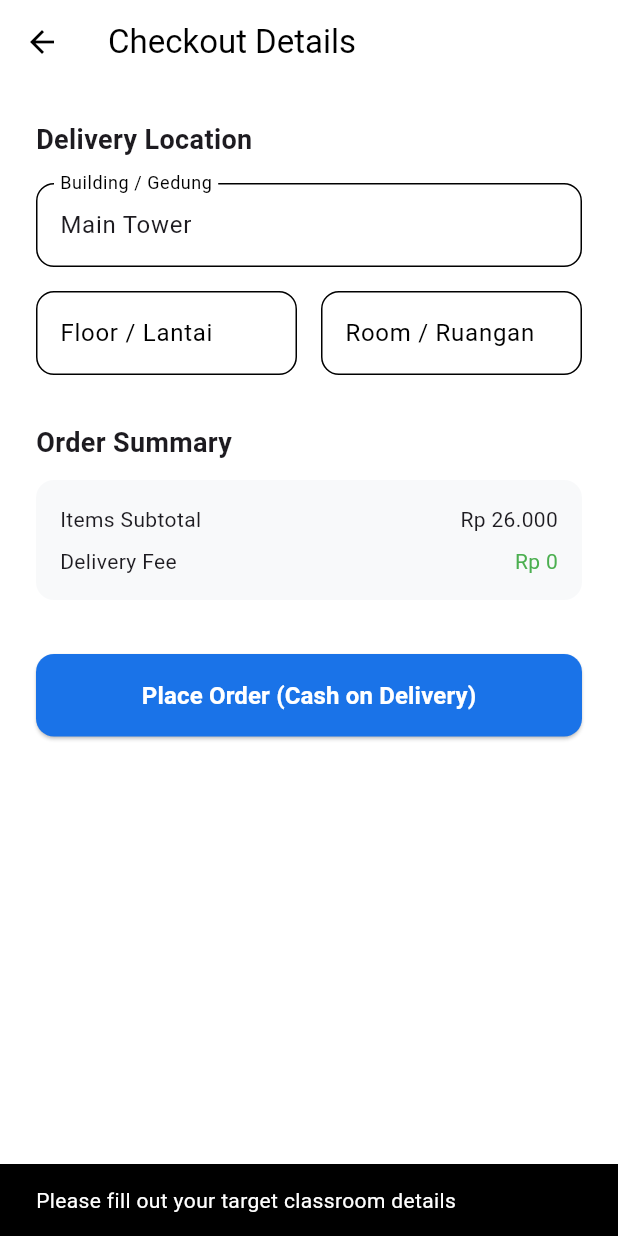
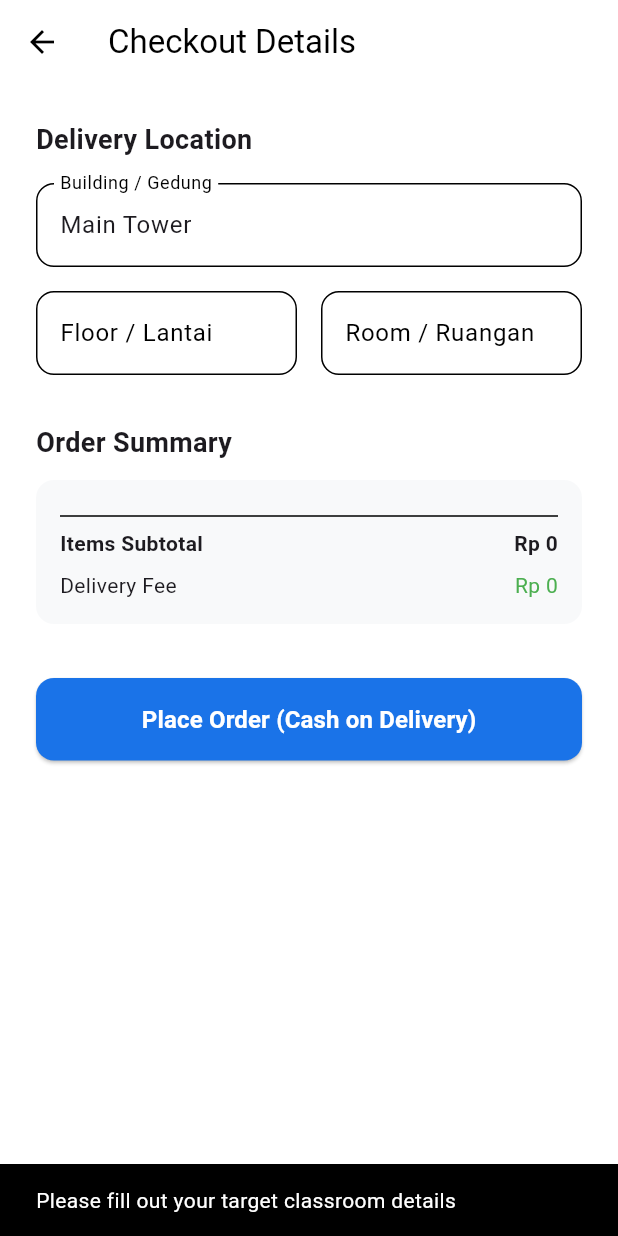
Before and after one commit to Luck7702/beehive_online, a Flutter app: the CheckoutScreen screen opened by its route, after a tap on "Place Order (Cash on Delivery)", on a phone screen of 412 x 824 dp. Run offline on Flutter 3.47's test engine with Material 3 defaults, Android fonts, the phone set to English and light mode, and no system bars.

Commit message:
Connected Flutter App to Backend API with Cart State Management

```diff
--- /dev/null
+++ b/lib/models/cart_item.dart
@@ -0,0 +1,13 @@
+import 'product.dart';
+
+class CartItem {
+  final Product product;
+  int quantity;
+
+  CartItem({
+    required this.product,
+    this.quantity = 1,
+  });
+
+  int get totalPrice => product.price * quantity;
+}
--- a/lib/models/product.dart
+++ b/lib/models/product.dart
@@ -1,25 +1,34 @@
 class Product {
-  final String id;
+  final int id;
   final String name;
-  final String price;
+  final int price;
   final String category;
-  final String? imageUrl;
+  final int stock;
+  final String description;
+  final String imageUrl;
 
   Product({
     required this.id,
     required this.name,
     required this.price,
     required this.category,
-    this.imageUrl,
+    required this.stock,
+    required this.description,
+    required this.imageUrl,
   });
+
+  // Formatted price for existing UI binding
+  String get formattedPrice => 'Rp $price';
 
   factory Product.fromJson(Map<String, dynamic> json) {
     return Product(
-      id: json['id']?.toString() ?? '',
-      name: json['name'] ?? '',
-      price: json['price']?.toString() ?? '',
-      category: json['category'] ?? '',
-      imageUrl: json['imageUrl'],
+      id: json['id'],
+      name: json['name'],
+      price: json['price'],
+      category: json['category'],
+      stock: json['stock'] ?? 0,
+      description: json['description'] ?? '',
+      imageUrl: json['image_url'] ?? '',
     );
   }
 
@@ -29,7 +38,9 @@ class Product {
       'name': name,
       'price': price,
       'category': category,
-      'imageUrl': imageUrl,
+      'stock': stock,
+      'description': description,
+      'image_url': imageUrl,
     };
   }
 }
--- a/lib/screens/checkout_screen.dart
+++ b/lib/screens/checkout_screen.dart
@@ -1,4 +1,6 @@
 import 'package:flutter/material.dart';
+import 'package:provider/provider.dart';
+import '../providers/cart_provider.dart';
 
 class CheckoutScreen extends StatefulWidget {
   const CheckoutScreen({super.key});
@@ -13,15 +15,32 @@ class _CheckoutScreenState extends State<CheckoutScreen> {
   final _roomController = TextEditingController();
 
   void _confirmOrder() {
-    if (_floorController.text.isNotEmpty && _roomController.text.isNotEmpty) {
+    if (_floorController.text.isEmpty || _roomController.text.isEmpty) {
+      ScaffoldMessenger.of(context).showSnackBar(
+        const SnackBar(content: Text('Please fill out your target classroom details')),
+      );
+      return;
+    }
+
+    final cart = Provider.of<CartProvider>(context, listen: false);
+
+    // TODO: POST to /api/orders when auth token is available
+    // For now, show success and clear cart
+
     showDialog(
       context: context,
       builder: (context) => AlertDialog(
         title: const Text('Order Placed Successfully! 🎉'),
-          content: Text('Your items are being prepared for delivery to ${_buildingController.text}, Floor ${_floorController.text}, Room ${_roomController.text}.'),
+        content: Text(
+          'Your items are being prepared for delivery to '
+          '${_buildingController.text}, Floor ${_floorController.text}, '
+          'Room ${_roomController.text}.\n\n'
+          'Total: Rp ${cart.totalAmount}',
+        ),
         actions: [
           TextButton(
             onPressed: () {
+              cart.clear();
               Navigator.of(context).pop();
               Navigator.pushNamedAndRemoveUntil(context, '/home', (route) => false);
             },
@@ -30,15 +49,13 @@ class _CheckoutScreenState extends State<CheckoutScreen> {
         ],
       ),
     );
-    } else {
-      ScaffoldMessenger.of(context).showSnackBar(
-        const SnackBar(content: Text('Please fill out your target classroom details')),
-      );
-    }
   }
 
   @override
   Widget build(BuildContext context) {
+    final cart = Provider.of<CartProvider>(context);
+    final cartItems = cart.items.values.toList();
+
     return Scaffold(
       appBar: AppBar(title: const Text('Checkout Details'), backgroundColor: Colors.transparent, elevation: 0),
       body: SingleChildScrollView(
@@ -84,18 +101,32 @@ class _CheckoutScreenState extends State<CheckoutScreen> {
             ),
             const SizedBox(height: 32),
             const Text('Order Summary', style: TextStyle(fontSize: 18, fontWeight: FontWeight.bold)),
-            const Card(
-              margin: EdgeInsets.symmetric(vertical: 12),
+            Card(
+              margin: const EdgeInsets.symmetric(vertical: 12),
               child: Padding(
-                padding: EdgeInsets.all(16.0),
+                padding: const EdgeInsets.all(16.0),
                 child: Column(
                   children: [
+                    ...cartItems.map((item) => Padding(
+                      padding: const EdgeInsets.only(bottom: 8.0),
+                      child: Row(
+                        mainAxisAlignment: MainAxisAlignment.spaceBetween,
+                        children: [
+                          Expanded(child: Text('${item.product.name} x${item.quantity}')),
+                          Text('Rp ${item.totalPrice}'),
+                        ],
+                      ),
+                    )),
+                    const Divider(),
                     Row(
                       mainAxisAlignment: MainAxisAlignment.spaceBetween,
-                      children: [Text('Items Subtotal'), Text('Rp 26.000')],
+                      children: [
+                        const Text('Items Subtotal', style: TextStyle(fontWeight: FontWeight.bold)),
+                        Text('Rp ${cart.totalAmount}', style: const TextStyle(fontWeight: FontWeight.bold)),
+                      ],
                     ),
-                    SizedBox(height: 8),
-                    Row(
+                    const SizedBox(height: 8),
+                    const Row(
                       mainAxisAlignment: MainAxisAlignment.spaceBetween,
                       children: [Text('Delivery Fee'), Text('Rp 0', style: TextStyle(color: Colors.green))],
                     ),
--- a/pubspec.yaml
+++ b/pubspec.yaml
@@ -35,6 +35,7 @@ dependencies:
   # Use with the CupertinoIcons class for iOS style icons.
   cupertino_icons: ^1.0.8
   http: ^1.6.0
+  provider: ^6.1.5+1
 
 dev_dependencies:
   flutter_test:
```
Also changed, not shown: lib/main.dart (+10 -3 lines), lib/providers/cart_provider.dart (added, +64 -0 lines), lib/screens/cart_screen.dart (+70 -13 lines), lib/screens/home_screen.dart (+21 -6 lines), lib/screens/login_screen.dart (+5 -5 lines), lib/screens/signup_screen.dart (+12 -27 lines), lib/services/api_service.dart (+9 -35 lines), pubspec.lock, 1 other file. Lines whose indentation alone changed are shown as unchanged.
